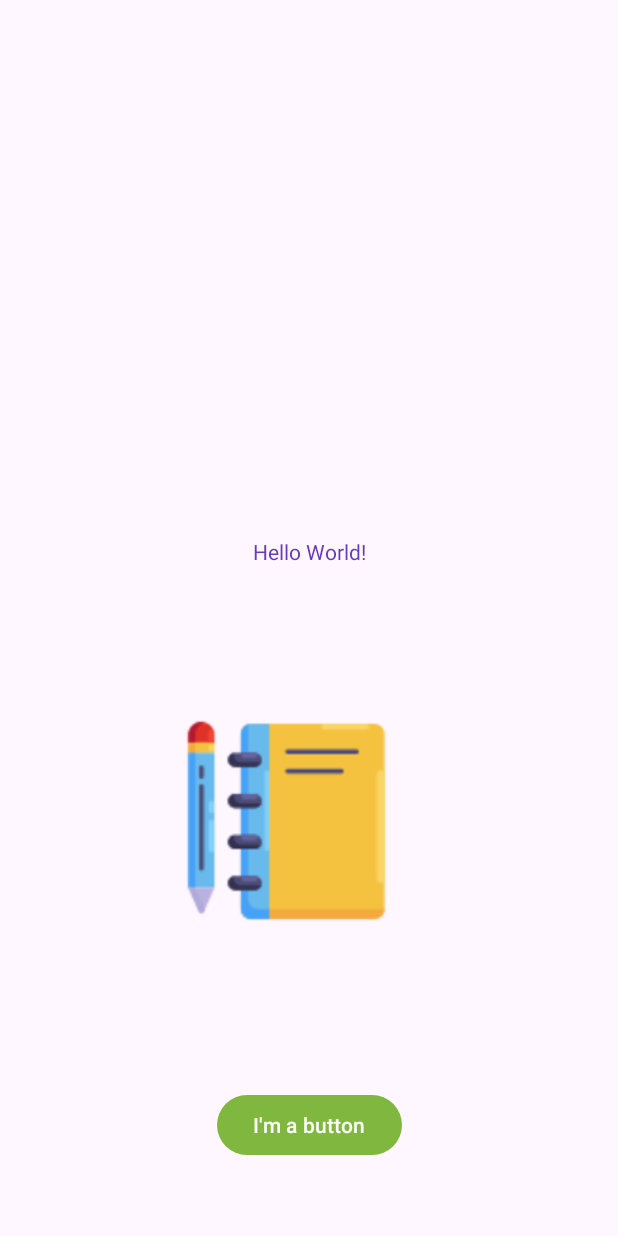
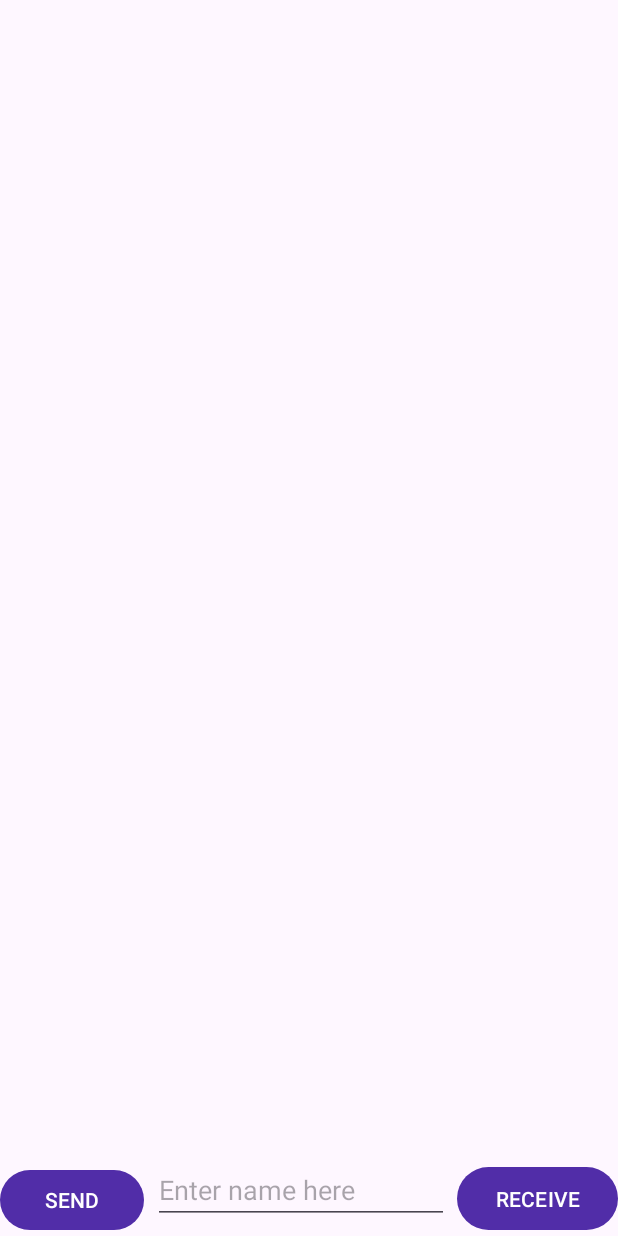
Before and after one commit to prabh-preet/Prabhpreet_Android_Labs, an Android app: the screen it shows after launch (MainActivity before the commit, ChatRoom after it), on a phone screen of 412 x 824 dp. Run offline under Robolectric (Android 15) with nearby library versions, the phone set to English and light mode, and no system bars.

Commit message:
Initial Commit: Completed the Lab4 and make the send and receive buttons visible on the screen. The send button is working and when we rotate the phone, nothing is changed that means everything remains on the screen. Name: Prabhpreet Kaur Email: 90541085053@algonquincdistudent.ca

```diff
--- a/app/build.gradle.kts
+++ b/app/build.gradle.kts
@@ -14,6 +14,10 @@ android {
         versionName = "1.0"
 
         testInstrumentationRunner = "androidx.test.runner.AndroidJUnitRunner"
+    }
+
+    buildFeatures{
+        viewBinding = true;
     }
 
     buildTypes {
@@ -33,6 +37,7 @@ dependencies {
     implementation("androidx.appcompat:appcompat:1.6.1")
     implementation("com.google.android.material:material:1.11.0")
     implementation("androidx.constraintlayout:constraintlayout:2.1.4")
+    implementation ("androidx.recyclerview:recyclerview:1.3.0")
     testImplementation("junit:junit:4.13.2")
     androidTestImplementation("androidx.test.ext:junit:1.1.5")
     androidTestImplementation("androidx.test.espresso:espresso-core:3.5.1")
--- a/app/src/main/java/algonquin/cst2335/prabhpreetsandroidlabs/MainActivity.java
+++ /dev/null
@@ -1,14 +0,0 @@
-package algonquin.cst2335.prabhpreetsandroidlabs;
-
-import androidx.appcompat.app.AppCompatActivity;
-
-import android.os.Bundle;
-
-public class MainActivity extends AppCompatActivity {
-
-    @Override
-    protected void onCreate(Bundle savedInstanceState) {
-        super.onCreate(savedInstanceState);
-        setContentView(R.layout.activity_main);
-    }
-}
--- /dev/null
+++ b/app/src/main/java/algonquin/cst2335/prabhpreetsandroidlabs/data/ChatRoomViewModel.java
@@ -0,0 +1,10 @@
+package algonquin.cst2335.prabhpreetsandroidlabs.data;
+
+import androidx.lifecycle.MutableLiveData;
+import androidx.lifecycle.ViewModel;
+
+import java.util.ArrayList;
+
+public class ChatRoomViewModel extends ViewModel {
+    public MutableLiveData<ArrayList<ChatMessage>> messages = new MutableLiveData< >();
+}
--- /dev/null
+++ b/app/src/main/java/algonquin/cst2335/prabhpreetsandroidlabs/main/ChatRoom.java
@@ -0,0 +1,117 @@
+package algonquin.cst2335.prabhpreetsandroidlabs.main;
+
+import androidx.annotation.NonNull;
+import androidx.appcompat.app.AppCompatActivity;
+import androidx.lifecycle.ViewModelProvider;
+import androidx.recyclerview.widget.LinearLayoutManager;
+import androidx.recyclerview.widget.RecyclerView;
+
+import android.os.Bundle;
+import android.view.View;
+import android.view.ViewGroup;
+import android.widget.TextView;
+
+import java.text.SimpleDateFormat;
+import java.util.ArrayList;
+import java.util.Date;
+
+import algonquin.cst2335.prabhpreetsandroidlabs.data.ChatMessage;
+import algonquin.cst2335.prabhpreetsandroidlabs.data.ChatRoomViewModel;
+import algonquin.cst2335.prabhpreetsandroidlabs.R;
+import algonquin.cst2335.prabhpreetsandroidlabs.databinding.ActivityChatRoomBinding;
+import algonquin.cst2335.prabhpreetsandroidlabs.databinding.ReceivedMessageBinding;
+import algonquin.cst2335.prabhpreetsandroidlabs.databinding.SentMessageBinding;
+
+public class ChatRoom extends AppCompatActivity {
+
+    ActivityChatRoomBinding binding;
+    ChatRoomViewModel chatModel;
+    private RecyclerView.Adapter myAdapter;
+    ArrayList<ChatMessage> messages = new ArrayList<>();
+    //RecyclerView.Adapter<MyRowHolder> myAdapter;
+    @Override
+    protected void onCreate(Bundle savedInstanceState) {
+        super.onCreate(savedInstanceState);
+        setContentView(R.layout.activity_chat_room);
+
+        binding = ActivityChatRoomBinding.inflate(getLayoutInflater());
+        setContentView(binding.getRoot());
+
+        chatModel = new ViewModelProvider(this).get(ChatRoomViewModel.class);
+
+        messages = chatModel.messages.getValue();
+        if(messages == null)
+        {
+            chatModel.messages.postValue( messages = new ArrayList<ChatMessage>());
+        }
+
+        binding.sendButton.setOnClickListener(click -> {
+            SimpleDateFormat sdf = new SimpleDateFormat("EEEE, dd-MMM-yyyy hh-mm-ss a");
+            String currentDateandTime = sdf.format(new Date());
+
+            messages.add(new ChatMessage (binding.textInput.getText().toString(), currentDateandTime, true));
+
+            myAdapter.notifyItemInserted(messages.size()-1);
+            binding.textInput.setText("");
+        });
+
+        binding.receiveButton.setOnClickListener(click -> {
+            SimpleDateFormat sdf = new SimpleDateFormat("EEEE, dd-MMM-yyyy hh-mm-ss a");
+            String currentDateandTime = sdf.format(new Date());
+
+            messages.add(new ChatMessage (binding.textInput.getText().toString(), currentDateandTime, false));
+
+            myAdapter.notifyItemInserted(messages.size()-1);
+            binding.textInput.setText("");
+        });
+
+        binding.recycleView.setLayoutManager(new LinearLayoutManager(this));
+        binding.recycleView.setAdapter(myAdapter = new RecyclerView.Adapter<MyRowHolder>() {
+            @NonNull
+            @Override
+            public MyRowHolder onCreateViewHolder(@NonNull ViewGroup parent, int viewType) {
+                if(viewType == 0) {
+                    SentMessageBinding binding = SentMessageBinding.inflate(getLayoutInflater());
+                    return new MyRowHolder(binding.getRoot());
+                }
+                else {
+                    ReceivedMessageBinding binding = ReceivedMessageBinding.inflate(getLayoutInflater());
+                    return new MyRowHolder(binding.getRoot());
+                }
+            }
+
+            @Override
+            public void onBindViewHolder(@NonNull MyRowHolder holder, int position) {
+                //holder.messageText.setText("");
+                ChatMessage obj = messages.get(position);
+                holder.messageText.setText(obj.getMessage());
+                holder.timeText.setText(obj.getTime());
+            }
+
+            @Override
+            public int getItemCount() {
+
+                return messages.size();
+            }
+            public int getItemViewType(int position) {
+                ChatMessage object = messages.get(position);
+                if(object.getButton() == true){
+                    return 0;
+                }
+                else{
+                    return 1;
+                }
+            }
+        });
+    }
+    class MyRowHolder extends RecyclerView.ViewHolder {
+        TextView messageText;
+        TextView timeText;
+        public MyRowHolder(@NonNull View itemView) {
+            super(itemView);
+
+            messageText = itemView.findViewById(R.id.sentMessage);
+            timeText = itemView.findViewById(R.id.sentTime);
+        }
+    }
+}
--- /dev/null
+++ b/app/src/main/res/layout/activity_chat_room.xml
@@ -0,0 +1,49 @@
+<?xml version="1.0" encoding="utf-8"?>
+<androidx.constraintlayout.widget.ConstraintLayout xmlns:android="http://schemas.android.com/apk/res/android"
+    xmlns:app="http://schemas.android.com/apk/res-auto"
+    xmlns:tools="http://schemas.android.com/tools"
+    android:layout_width="match_parent"
+    android:layout_height="match_parent"
+    tools:context=".main.ChatRoom">
+
+    <androidx.recyclerview.widget.RecyclerView
+        android:id="@+id/recycleView"
+        android:layout_width="0dp"
+        android:layout_height="0dp"
+        app:layout_constraintBottom_toBottomOf="parent"
+        app:layout_constraintEnd_toEndOf="parent"
+        app:layout_constraintHorizontal_bias="0.0"
+        app:layout_constraintStart_toStartOf="parent"
+        app:layout_constraintTop_toTopOf="parent"
+        app:layout_constraintVertical_bias="0.0" />
+
+    <EditText
+        android:id="@+id/textInput"
+        android:layout_width="197dp"
+        android:layout_height="43dp"
+        android:layout_marginStart="1dp"
+        android:layout_marginEnd="1dp"
+        android:layout_marginBottom="8dp"
+        android:ems="10"
+        android:hint="Enter name here"
+        android:inputType="text"
+        app:layout_constraintBottom_toBottomOf="parent"
+        app:layout_constraintEnd_toStartOf="@+id/receiveButton"
+        app:layout_constraintStart_toEndOf="@+id/sendButton" />
+
+    <Button
+        android:id="@+id/sendButton"
+        android:layout_width="96dp"
+        android:layout_height="48dp"
+        android:text="SEND"
+        app:layout_constraintBottom_toBottomOf="parent"
+        app:layout_constraintStart_toStartOf="parent" />
+
+    <Button
+        android:id="@+id/receiveButton"
+        android:layout_width="107dp"
+        android:layout_height="50dp"
+        android:text="RECEIVE"
+        app:layout_constraintBottom_toBottomOf="parent"
+        app:layout_constraintEnd_toEndOf="parent" />
+</androidx.constraintlayout.widget.ConstraintLayout>
--- a/app/src/main/res/layout/activity_main.xml
+++ /dev/null
@@ -1,46 +0,0 @@
-<?xml version="1.0" encoding="utf-8"?>
-<androidx.constraintlayout.widget.ConstraintLayout xmlns:android="http://schemas.android.com/apk/res/android"
-    xmlns:app="http://schemas.android.com/apk/res-auto"
-    xmlns:tools="http://schemas.android.com/tools"
-    android:layout_width="match_parent"
-    android:layout_height="match_parent"
-    tools:context=".MainActivity">
-
-    <TextView
-        android:id="@+id/textView"
-        android:layout_width="wrap_content"
-        android:layout_height="wrap_content"
-        android:text="@string/hello_message"
-        app:layout_constraintBottom_toBottomOf="parent"
-        app:layout_constraintEnd_toEndOf="parent"
-        app:layout_constraintStart_toStartOf="parent"
-        app:layout_constraintTop_toTopOf="parent"
-        app:layout_constraintVertical_bias="0.445" />
-
-    <Button
-        android:id="@+id/button"
-        android:layout_width="wrap_content"
-        android:layout_height="wrap_content"
-        android:layout_marginBottom="50dp"
-        android:text="@string/button_message"
-        app:layout_constraintBottom_toBottomOf="parent"
-        app:layout_constraintEnd_toEndOf="parent"
-        app:layout_constraintHorizontal_bias="0.5"
-        app:layout_constraintStart_toStartOf="parent" />
-
-    <ImageView
-        android:id="@+id/imageView"
-        android:layout_width="171dp"
-        android:layout_height="162dp"
-        android:layout_marginStart="90dp"
-        android:layout_marginTop="63dp"
-        android:layout_marginEnd="120dp"
-        android:layout_marginBottom="73dp"
-        app:layout_constraintBottom_toTopOf="@+id/button"
-        app:layout_constraintEnd_toEndOf="parent"
-        app:layout_constraintHorizontal_bias="0.5"
-        app:layout_constraintStart_toStartOf="parent"
-        app:layout_constraintTop_toBottomOf="@+id/textView"
-        app:srcCompat="@drawable/study_image" />
-
-</androidx.constraintlayout.widget.ConstraintLayout>
--- a/app/src/main/res/values/colors.xml
+++ b/app/src/main/res/values/colors.xml
@@ -1,10 +1,10 @@
 <?xml version="1.0" encoding="utf-8"?>
 <resources>
 
-    <color name="my_primary">#80B83F</color>
+    <color name="my_primary">#512DA8</color>
     <color name="my_secondary">#009688</color>
-    <color name="my_statusbar">#E91E63</color>
-    <color name="my_text">#673AB7</color>
+    <color name="my_statusbar">#689F38</color>
+    <color name="my_text">#E64A19</color>
 
     <color name="black">#FF000000</color>
     <color name="white">#FFFFFFFF</color>
```
Also changed, not shown: app/src/main/AndroidManifest.xml (+11 -5 lines), app/src/main/java/algonquin/cst2335/prabhpreetsandroidlabs/data/ChatMessage.java (added, +39 -0 lines), app/src/main/res/layout/received_message.xml (added, +45 -0 lines), app/src/main/res/layout/sent_message.xml (added, +52 -0 lines), app/src/main/res/drawable/receive_image.png (added), app/src/main/res/drawable/send_image.png (added).
